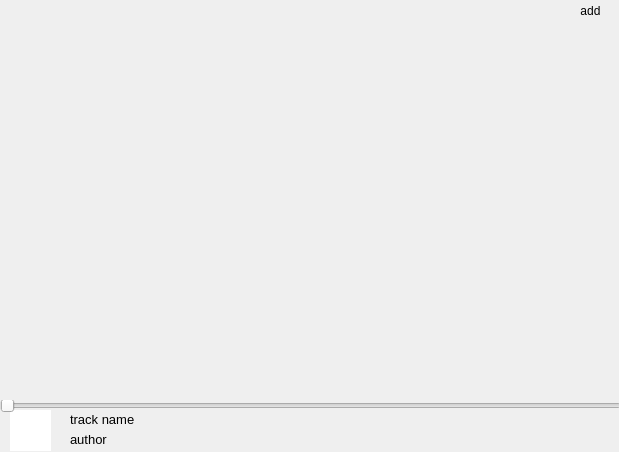
steftim/rlpc, file rlpcmain.ui: the form before one commit.
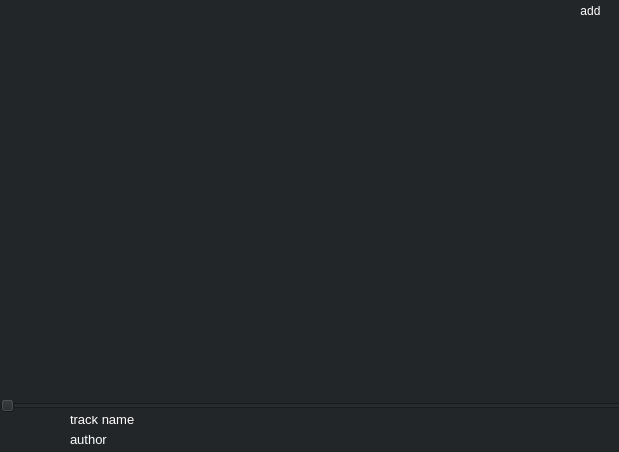
The form after the commit. Icons and pictures are not drawn.

Commit message: update ui for Windows and .gitignore

The edit to the form file:
```diff
--- a/rlpcmain.ui
+++ b/rlpcmain.ui
@@ -23,6 +23,9 @@
    <string>rlpc</string>
   </property>
   <widget class="QWidget" name="centralwidget">
+   <property name="styleSheet">
+    <string notr="true">background-color: #232629;</string>
+   </property>
    <widget class="QFrame" name="frame">
     <property name="geometry">
      <rect>
@@ -128,6 +131,9 @@
        <pointsize>10</pointsize>
       </font>
      </property>
+     <property name="styleSheet">
+      <string notr="true">color: white;</string>
+     </property>
      <property name="text">
       <string>track name</string>
      </property>
@@ -146,6 +152,9 @@
        <pointsize>10</pointsize>
       </font>
      </property>
+     <property name="styleSheet">
+      <string notr="true">color: white;</string>
+     </property>
      <property name="text">
       <string>author</string>
      </property>
@@ -324,6 +333,9 @@
        <height>21</height>
       </rect>
      </property>
+     <property name="styleSheet">
+      <string notr="true">color: white;</string>
+     </property>
      <property name="text">
       <string>add</string>
      </property>
```
The commit also changes 1 other file.
